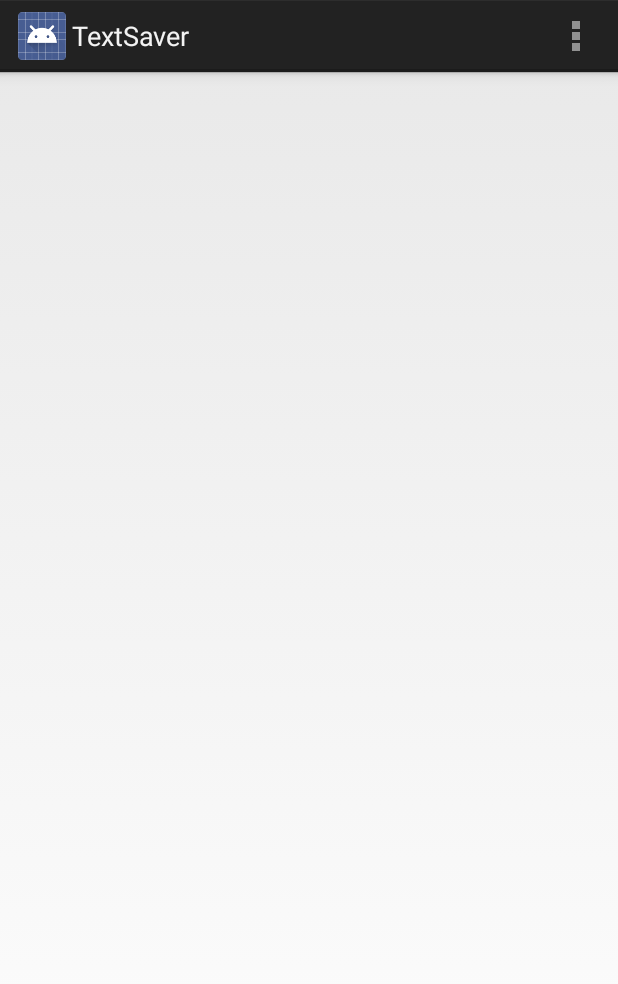
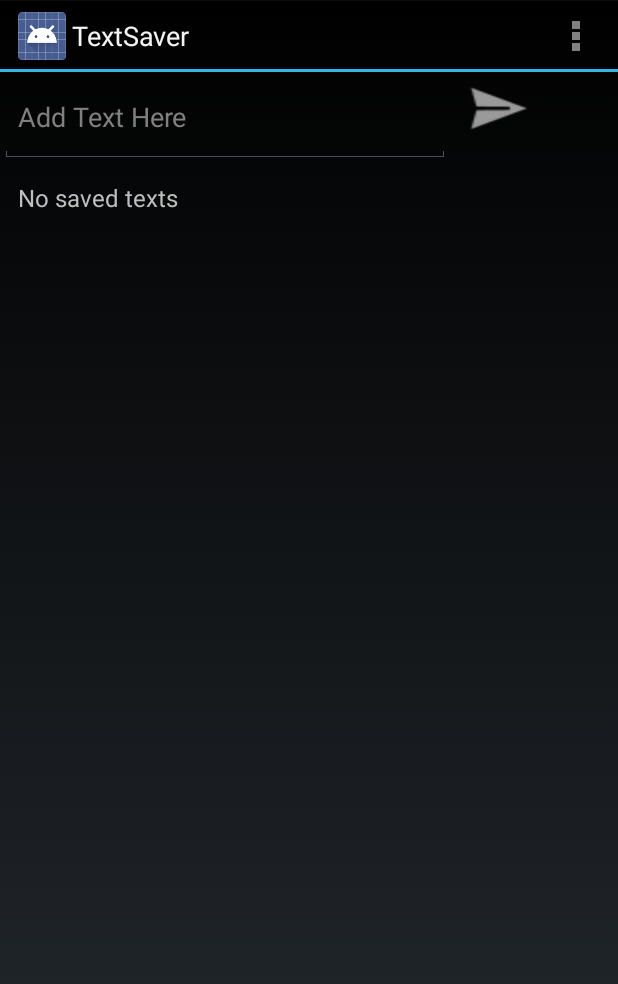
Before and after one commit to allenktv/textsaver, an Android app: the screen it shows after launch (MainActivity), on a phone screen of 412 x 824 dp. Shown: the top 984 px of the screen. Run offline under Robolectric (Android 15) with nearby library versions, the phone set to English and light mode, and no system bars.

Commit message:
share and delete all working

```diff
--- a/app/build.gradle
+++ b/app/build.gradle
@@ -7,7 +7,7 @@ android {
     defaultConfig {
         applicationId "com.kbear.textsaver"
         minSdkVersion 14
-        targetSdkVersion 20
+        targetSdkVersion 19
         versionCode 1
         versionName "1.0"
     }
--- a/app/src/main/java/com/kbear/textsaver/activities/MainActivity.java
+++ b/app/src/main/java/com/kbear/textsaver/activities/MainActivity.java
@@ -22,21 +22,4 @@ public class MainActivity extends Activity {
                     .commit();
         }
     }
-
-
-    @Override
-    public boolean onCreateOptionsMenu(Menu menu) {
-        getMenuInflater().inflate(R.menu.main, menu);
-        return true;
-    }
-
-    @Override
-    public boolean onOptionsItemSelected(MenuItem item) {
-        int id = item.getItemId();
-        if (id == R.id.action_settings) {
-            return true;
-        }
-        return super.onOptionsItemSelected(item);
-    }
-
 }
--- a/app/src/main/java/com/kbear/textsaver/activities/TextSaverApplication.java
+++ b/app/src/main/java/com/kbear/textsaver/activities/TextSaverApplication.java
@@ -1,8 +1,7 @@
 package com.kbear.textsaver.activities;
 
 import android.app.Application;
-
-import com.kbear.textsaver.services.SharedPreferencesHelper;
+import com.kbear.textsaver.utils.SharedPreferencesHelper;
 
 /**
  * Created by allen on 8/9/14.
--- a/app/src/main/java/com/kbear/textsaver/fragments/TextListFragment.java
+++ b/app/src/main/java/com/kbear/textsaver/fragments/TextListFragment.java
@@ -3,9 +3,15 @@ package com.kbear.textsaver.fragments;
 import android.app.Activity;
 import android.app.Fragment;
 import android.os.Bundle;
+import android.view.Gravity;
 import android.view.LayoutInflater;
+import android.view.Menu;
+import android.view.MenuInflater;
+import android.view.MenuItem;
 import android.view.View;
 import android.view.ViewGroup;
+import android.widget.AdapterView;
+import android.widget.ArrayAdapter;
 import android.widget.Button;
 import android.widget.EditText;
 import android.widget.ListView;
@@ -13,7 +19,11 @@ import android.widget.Toast;
 
 import com.kbear.textsaver.activities.MainActivity;
 import com.kbear.textsaver.R;
-import com.kbear.textsaver.services.TextService;
+import com.kbear.textsaver.utils.MessageService;
+import com.kbear.textsaver.utils.ShareHelper;
+
+import java.util.ArrayList;
+import java.util.HashSet;
 
 /**
  * Created by allen on 8/9/14.
@@ -21,6 +31,9 @@ import com.kbear.textsaver.services.TextService;
 public class TextListFragment extends Fragment {
     MainActivity mActivity;
     ListView mListView;
+    ArrayAdapter<String> mAdapter;
+
+    ArrayList<String> mTexts;
 
     @Override
     public void onAttach(Activity activity) {
@@ -29,23 +42,91 @@ public class TextListFragment extends Fragment {
     }
 
     @Override
+    public void onCreate(Bundle savedInstanceState) {
+        super.onCreate(savedInstanceState);
+        mTexts = new ArrayList<String>();
+        mAdapter = new ArrayAdapter<String>(mActivity, android.R.layout.simple_list_item_1, mTexts);
+
+        setHasOptionsMenu(true);
+    }
+
+    @Override
     public View onCreateView(LayoutInflater inflater, ViewGroup container, Bundle savedInstanceState) {
         View v = inflater.inflate(R.layout.layout_texlistfragment, container, false);
         final EditText addTextET = (EditText)v.findViewById(R.id.add_text_ET);
         mListView = (ListView)v.findViewById(android.R.id.list);
         Button sendButton = (Button)v.findViewById(R.id.send_button);
+        mListView.setAdapter(mAdapter);
+        mListView.setEmptyView(v.findViewById(android.R.id.empty));
 
         sendButton.setOnClickListener(new View.OnClickListener() {
             @Override
             public void onClick(View view) {
                 if (addTextET.getText().length() > 0) {
-                    TextService.saveText(null, null);
+                    addText(addTextET.getText().toString());
+                    addTextET.getText().clear();
                 } else {
-                    Toast.makeText(mActivity, R.string.empty_text, Toast.LENGTH_SHORT).show();
+                    showToast(getString(R.string.empty_text));
                 }
             }
         });
 
+        mListView.setOnItemClickListener(new AdapterView.OnItemClickListener() {
+            @Override
+            public void onItemClick(AdapterView<?> adapterView, View view, int i, long l) {
+                ShareHelper.copyToClipboard(mActivity, mTexts.get(i));
+                showToast(getString(R.string.copied));
+            }
+        });
+
+        mListView.setOnItemLongClickListener(new AdapterView.OnItemLongClickListener() {
+            @Override
+            public boolean onItemLongClick(AdapterView<?> adapterView, View view, int i, long l) {
+
+                return false;
+            }
+        });
+
+        loadAllTexts();
+
         return v;
     }
+
+    @Override
+    public void onCreateOptionsMenu(Menu menu, MenuInflater inflater) {
+        inflater.inflate(R.menu.list_menu, menu);
+        super.onCreateOptionsMenu(menu, inflater);
+    }
+
+    @Override
+    public boolean onOptionsItemSelected(MenuItem item) {
+        int id = item.getItemId();
+        switch (id) {
+            case R.id.menu_delete_all:
+                MessageService.deleteAllMessages();
+                mTexts.clear();
+                mAdapter.notifyDataSetChanged();
+                break;
+        }
+        return super.onOptionsItemSelected(item);
+    }
+
+    private void addText(String s) {
+        mTexts.add(s);
+        MessageService.saveAllMessages(new HashSet<String>(mTexts));
+        mAdapter.notifyDataSetChanged();
+    }
+
+    private void loadAllTexts() {
+        if (MessageService.getAllMessages() != null) {
+            mTexts.addAll(MessageService.getAllMessages());
+            mAdapter.notifyDataSetChanged();
+        }
+    }
+
+    private void showToast(String string) {
+        Toast toast = Toast.makeText(mActivity, string, Toast.LENGTH_SHORT);
+        toast.setGravity(Gravity.CENTER_VERTICAL, 0, 0);
+        toast.show();
+    }
 }
--- a/app/src/main/res/layout/layout_texlistfragment.xml
+++ b/app/src/main/res/layout/layout_texlistfragment.xml
@@ -7,16 +7,17 @@
 
     <RelativeLayout
         android:layout_width="match_parent"
-        android:layout_height="0dp"
-        android:layout_weight="2"
+        android:layout_height="wrap_content"
         android:orientation="horizontal">
 
         <EditText
             android:id="@+id/add_text_ET"
-            android:layout_width="100dp"
+            android:layout_width="300dp"
             android:layout_height="wrap_content"
-            android:inputType="textLongMessage"
-            android:singleLine="false" />
+            android:inputType="textMultiLine"
+            android:lines="2"
+            android:hint="@string/add_text_hint"
+            android:maxLines="6" />
 
         <Button
             android:id="@+id/send_button"
@@ -30,10 +31,13 @@
         android:id="@android:id/list"
         android:layout_width="match_parent"
         android:layout_height="0dp"
-        android:layout_weight="6" />
+        android:layout_weight="5" />
 
-    <View
+    <TextView
         android:id="@android:id/empty"
         android:layout_width="wrap_content"
-        android:layout_height="wrap_content" />
+        android:layout_height="wrap_content"
+        android:layout_margin="12dp"
+        android:textSize="16sp"
+        android:text="@string/no_texts" />
 </LinearLayout>
--- a/app/src/main/res/menu/main.xml
+++ b/app/src/main/res/menu/list_menu.xml
@@ -1,8 +1,9 @@
 <menu xmlns:android="http://schemas.android.com/apk/res/android"
     xmlns:tools="http://schemas.android.com/tools"
-    tools:context=".MainActivity" >
-    <item android:id="@+id/action_settings"
-        android:title="@string/action_settings"
+    tools:context=".MainActivity">
+    <item
+        android:id="@+id/menu_delete_all"
+        android:title="@string/delete_all"
         android:orderInCategory="100"
         android:showAsAction="never" />
 </menu>
--- a/app/src/main/res/values/strings.xml
+++ b/app/src/main/res/values/strings.xml
@@ -3,13 +3,19 @@
 
     <!-- Global Strings -->
     <string name="app_name">TextSaver</string>
-    <string name="action_settings">Settings</string>
+
+    <!-- Text Strings -->
     <string name="copy_clipboard">Copy to Clipboard</string>
+    <string name="copied">Copied to Clipboard</string>
     <string name="share">Share</string>
     <string name="add_new">Add new text</string>
     <string name="delete_text">Delete text</string>
+    <string name="add_text_hint">Add Text Here</string>
+    <string name="share_using">Share using</string>
+    <string name="delete_all">Delete all</string>
 
     <!-- Errors -->
+    <string name="no_texts">No saved texts</string>
     <string name="empty_text">Text cannot be empty</string>
 
 </resources>
--- a/app/src/main/res/values/styles.xml
+++ b/app/src/main/res/values/styles.xml
@@ -1,7 +1,7 @@
 <resources>
 
     <!-- Base application theme. -->
-    <style name="AppTheme" parent="android:Theme.Holo.Light.DarkActionBar">
+    <style name="AppTheme" parent="android:Theme.Holo">
         <!-- Customize your theme here. -->
     </style>
 
```
Also changed, not shown: app/src/main/java/com/kbear/textsaver/services/TextService.java (deleted, +0 -19 lines), app/src/main/java/com/kbear/textsaver/utils/MessageService.java (added, +26 -0 lines), app/src/main/java/com/kbear/textsaver/utils/ShareHelper.java (added, +28 -0 lines), app/src/main/java/com/kbear/textsaver/utils/SharedPreferencesHelper.java (renamed from app/src/main/java/com/kbear/textsaver/services/SharedPreferencesHelper.java, +16 -8 lines).
